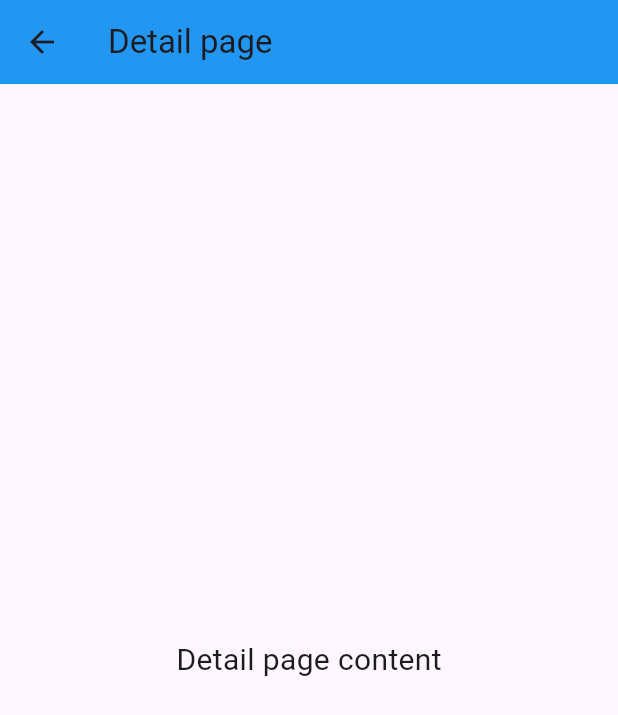
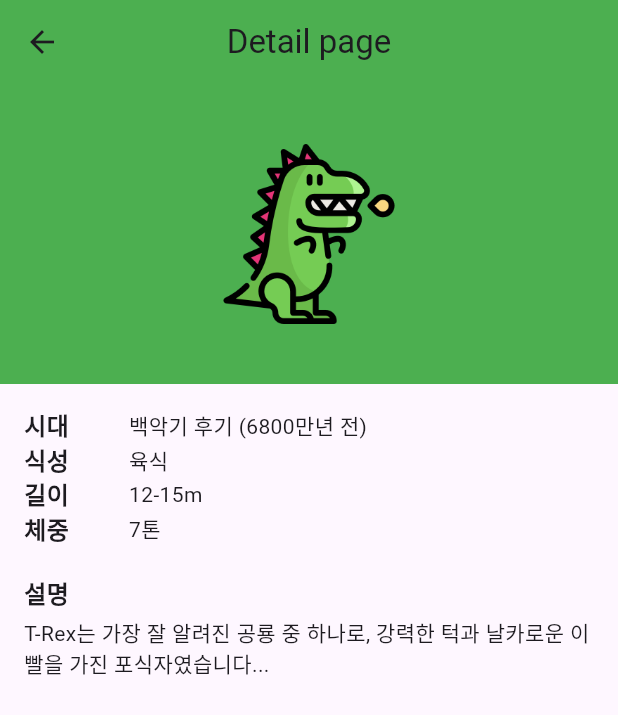
Before and after one commit to se05503/flutter-study, a Flutter app: the DetailPage screen opened directly, on a phone screen of 412 x 824 dp. Shown: the top 715 px of the screen. Run offline on Flutter 3.47's test engine with Material 3 defaults, Android fonts, the phone set to English and light mode, and no system bars; network calls fail.

Commit message:
design: T-Rex 상세 디자인

```diff
--- a/lib/detail.dart
+++ b/lib/detail.dart
@@ -6,9 +6,90 @@ class DetailPage extends StatelessWidget {
   @override
   Widget build(BuildContext context) {
     return Scaffold(
-      appBar: AppBar(title: Text("Detail page"), backgroundColor: Colors.blue),
-      body: Center(
-        child: Text("Detail page content", style: TextStyle(fontSize: 20)),
+      appBar: AppBar(
+        title: Text("Detail page"),
+        backgroundColor: Colors.green,
+        centerTitle: true,
+      ),
+      body: Column(
+        children: [
+          Container(
+            color: Colors.green,
+            width: double.infinity,
+            height: 200,
+            child: Center(child: Image.asset("images/di1.png", width: 120)),
+          ),
+          Padding(
+            padding: const EdgeInsets.all(16.0),
+            child: Column(
+              crossAxisAlignment: CrossAxisAlignment.start,
+              children: [
+                Row(
+                  children: [
+                    Text(
+                      "시대",
+                      style: TextStyle(
+                        fontSize: 16,
+                        fontWeight: FontWeight.bold,
+                      ),
+                    ),
+                    SizedBox(width: 40),
+                    Text("백악기 후기 (6800만년 전)"),
+                  ],
+                ),
+                Row(
+                  children: [
+                    Text(
+                      "식성",
+                      style: TextStyle(
+                        fontSize: 16,
+                        fontWeight: FontWeight.bold,
+                      ),
+                    ),
+                    SizedBox(width: 40),
+                    Text("육식"),
+                  ],
+                ),
+                Row(
+                  children: [
+                    Text(
+                      "길이",
+                      style: TextStyle(
+                        fontSize: 16,
+                        fontWeight: FontWeight.bold,
+                      ),
+                    ),
+                    SizedBox(width: 40),
+                    Text("12-15m"),
+                  ],
+                ),
+                Row(
+                  children: [
+                    Text(
+                      "체중",
+                      style: TextStyle(
+                        fontSize: 16,
+                        fontWeight: FontWeight.bold,
+                      ),
+                    ),
+                    SizedBox(width: 40),
+                    Text("7톤"),
+                  ],
+                ),
+                SizedBox(height: 20),
+                Text(
+                  "설명",
+                  style: TextStyle(fontSize: 16, fontWeight: FontWeight.bold),
+                ),
+                SizedBox(height: 4),
+                Text(
+                  "T-Rex는 가장 잘 알려진 공룡 중 하나로, "
+                  "강력한 턱과 날카로운 이빨을 가진 포식자였습니다...",
+                ),
+              ],
+            ),
+          ),
+        ],
       ),
     );
   }
```
